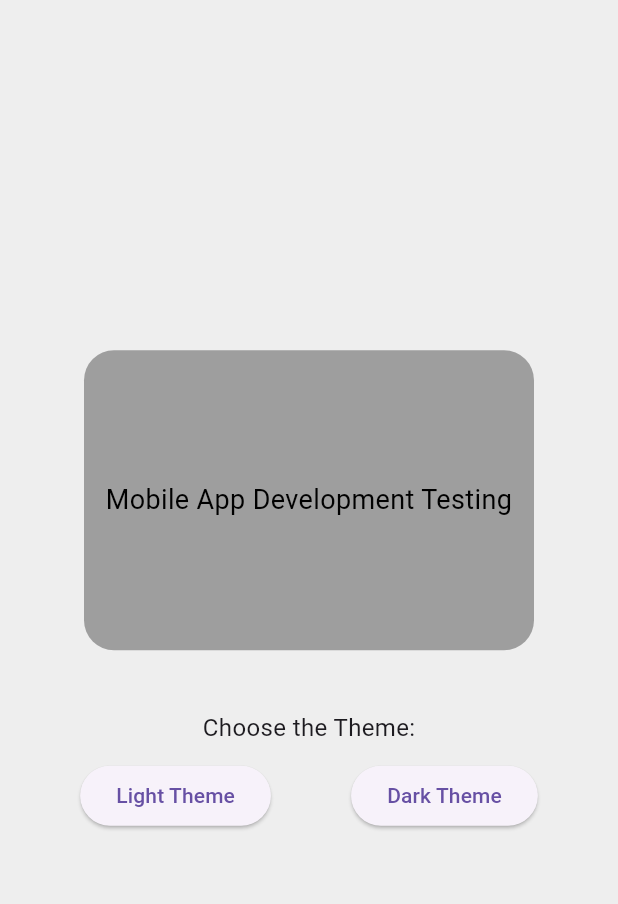
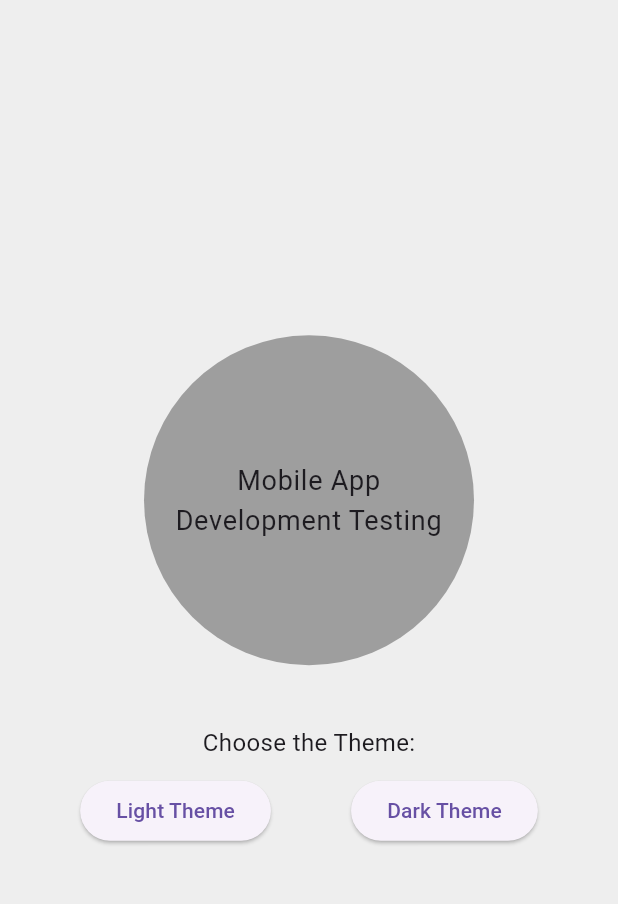
Before and after one commit to KenyNguyenn321/Activity_2_MAD, a Flutter app: the screen it shows after launch, on a phone screen of 412 x 824 dp, the part 84-988 px from its top. Run offline on Flutter 3.47's test engine with Material 3 defaults, Android fonts, the phone set to English and light mode, and no system bars.

Commit message:
part 1 task changes
part 1 task changes

```diff
--- a/incw02/lib/main.dart
+++ b/incw02/lib/main.dart
@@ -45,22 +45,23 @@ class _RunMyAppState extends State<RunMyApp> {
           child: Column(
             mainAxisAlignment: MainAxisAlignment.center,
             children: [
-              // PART 1 TASK: Container and Text
               Container(
-                width: 300,
-                height: 200,
+                width: 220,
+                height: 220,
                 margin: const EdgeInsets.all(20),
                 decoration: BoxDecoration(
-                  // Use a ternary operator to check theme brightness
+                  shape: BoxShape.circle,
                   color: Theme.of(context).brightness == Brightness.dark
                       ? Colors.white
                       : Colors.grey,
-                  borderRadius: BorderRadius.circular(20),
                 ),
                 alignment: Alignment.center,
-                child: const Text(
+                padding: const EdgeInsets.all(20),
+                child: Text(
                   'Mobile App Development Testing',
-                  style: TextStyle(fontSize: 18, color: Colors.black),
+                  style: Theme.of(context).textTheme.bodyLarge?.copyWith(
+                        fontSize: 18,
+                      ),
                   textAlign: TextAlign.center,
                 ),
               ),
```
